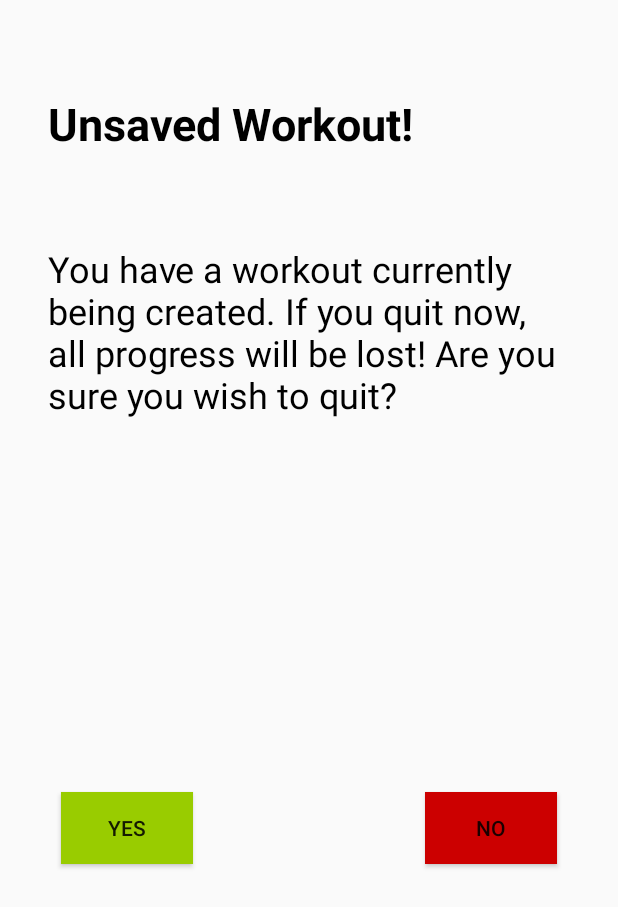
After one commit to joshrap67/LiteWeight, an Android app: the layout quit_popup.xml on its own in the app's theme, with its tools: preview values and no code run, on a phone screen of 412 x 824 dp. The commit adds this screen. Shown: the top 907 px of the screen. Run offline under Robolectric (Android 15) with nearby library versions, the phone set to English and light mode, and no system bars.

Commit message:
Added a popup that appears warning if in progress workout is in danger of being lost

```diff
--- /dev/null
+++ b/app/src/main/res/drawable/list_icon.xml
@@ -0,0 +1,5 @@
+<vector android:height="24dp" android:tint="#7E0817"
+    android:viewportHeight="24.0" android:viewportWidth="24.0"
+    android:width="24dp" xmlns:android="http://schemas.android.com/apk/res/android">
+    <path android:fillColor="#FF000000" android:pathData="M3,13h2v-2L3,11v2zM3,17h2v-2L3,15v2zM3,9h2L5,7L3,7v2zM7,13h14v-2L7,11v2zM7,17h14v-2L7,15v2zM7,7v2h14L21,7L7,7z"/>
+</vector>
--- /dev/null
+++ b/app/src/main/res/layout/quit_popup.xml
@@ -0,0 +1,78 @@
+<?xml version="1.0" encoding="utf-8"?>
+<android.support.constraint.ConstraintLayout xmlns:android="http://schemas.android.com/apk/res/android"
+    xmlns:app="http://schemas.android.com/apk/res-auto"
+    xmlns:tools="http://schemas.android.com/tools"
+    android:layout_width="match_parent"
+    android:layout_height="match_parent">
+
+    <TextView
+        android:id="@+id/popupTitle"
+        android:layout_width="0dp"
+        android:layout_height="wrap_content"
+        android:layout_marginStart="32dp"
+        android:layout_marginLeft="32dp"
+        android:layout_marginEnd="32dp"
+        android:layout_marginRight="32dp"
+        android:layout_marginBottom="8dp"
+        android:text="@string/popup_title"
+        android:textColor="@android:color/black"
+        android:textSize="30sp"
+        android:textStyle="bold"
+        app:layout_constraintBottom_toBottomOf="parent"
+        app:layout_constraintEnd_toEndOf="parent"
+        app:layout_constraintStart_toStartOf="parent"
+        app:layout_constraintTop_toTopOf="parent"
+        app:layout_constraintVertical_bias="0.07999998" />
+
+    <TextView
+        android:id="@+id/popupMessage"
+        android:layout_width="0dp"
+        android:layout_height="wrap_content"
+        android:layout_marginStart="32dp"
+        android:layout_marginLeft="32dp"
+        android:layout_marginEnd="32dp"
+        android:layout_marginRight="32dp"
+        android:layout_marginBottom="8dp"
+        android:text="@string/popup_message"
+        android:textColor="@android:color/black"
+        android:textSize="24sp"
+        app:layout_constraintBottom_toBottomOf="parent"
+        app:layout_constraintEnd_toEndOf="parent"
+        app:layout_constraintStart_toStartOf="parent"
+        app:layout_constraintTop_toBottomOf="@+id/popupTitle"
+        app:layout_constraintVertical_bias="0.100000024" />
+
+    <Button
+        android:id="@+id/popupYes"
+        android:layout_width="wrap_content"
+        android:layout_height="wrap_content"
+        android:layout_marginStart="8dp"
+        android:layout_marginLeft="8dp"
+        android:layout_marginTop="8dp"
+        android:layout_marginEnd="114dp"
+        android:layout_marginRight="114dp"
+        android:layout_marginBottom="8dp"
+        android:background="@android:color/holo_green_light"
+        android:text="@string/confirm"
+        app:layout_constraintBottom_toBottomOf="parent"
+        app:layout_constraintEnd_toStartOf="@+id/popupNo"
+        app:layout_constraintStart_toStartOf="parent"
+        app:layout_constraintTop_toBottomOf="@+id/popupMessage" />
+
+    <Button
+        android:id="@+id/popupNo"
+        android:layout_width="wrap_content"
+        android:layout_height="wrap_content"
+        android:layout_marginStart="8dp"
+        android:layout_marginLeft="8dp"
+        android:layout_marginTop="8dp"
+        android:layout_marginEnd="8dp"
+        android:layout_marginRight="8dp"
+        android:layout_marginBottom="8dp"
+        android:background="@android:color/holo_red_dark"
+        android:text="@string/denial"
+        app:layout_constraintBottom_toBottomOf="parent"
+        app:layout_constraintEnd_toEndOf="parent"
+        app:layout_constraintStart_toEndOf="@+id/popupYes"
+        app:layout_constraintTop_toBottomOf="@+id/popupMessage" />
+</android.support.constraint.ConstraintLayout>
--- a/app/src/main/res/values/colors.xml
+++ b/app/src/main/res/values/colors.xml
@@ -3,4 +3,5 @@
     <color name="colorPrimary">#540404</color>
     <color name="colorPrimaryDark">#000000</color>
     <color name="colorAccent">#4c4a4a</color>
+    <color name="popupBackground">#a0a4aa</color>
 </resources>
--- a/app/src/main/res/values/strings.xml
+++ b/app/src/main/res/values/strings.xml
@@ -12,4 +12,12 @@
     <string name="previous_day_button">Back</string>
     <string name="default_workout_marker">Week/Day</string>
     <string name="default_workout_name">Workout Madness</string>
+    <string name="popup_title">Unsaved Workout!</string>
+    <string name="popup_message">You have a workout currently being created. If you quit now, all progress
+    will be lost! Are you sure you wish to quit?</string>
+    <string name="confirm">Yes</string>
+    <string name="denial">No</string>
+    <string name="nav_workout_icon_title">Current Workout</string>
+    <string name="nav_create_icon_title">Create Workout</string>
+    <string name="nav_list_icon_title">My Workouts</string>
 </resources>
```
Also changed, not shown: app/src/main/java/com/example/workoutmadness/MainActivity.java (+90 -7 lines), app/src/main/res/menu/draw_menu.xml (+7 -2 lines).
